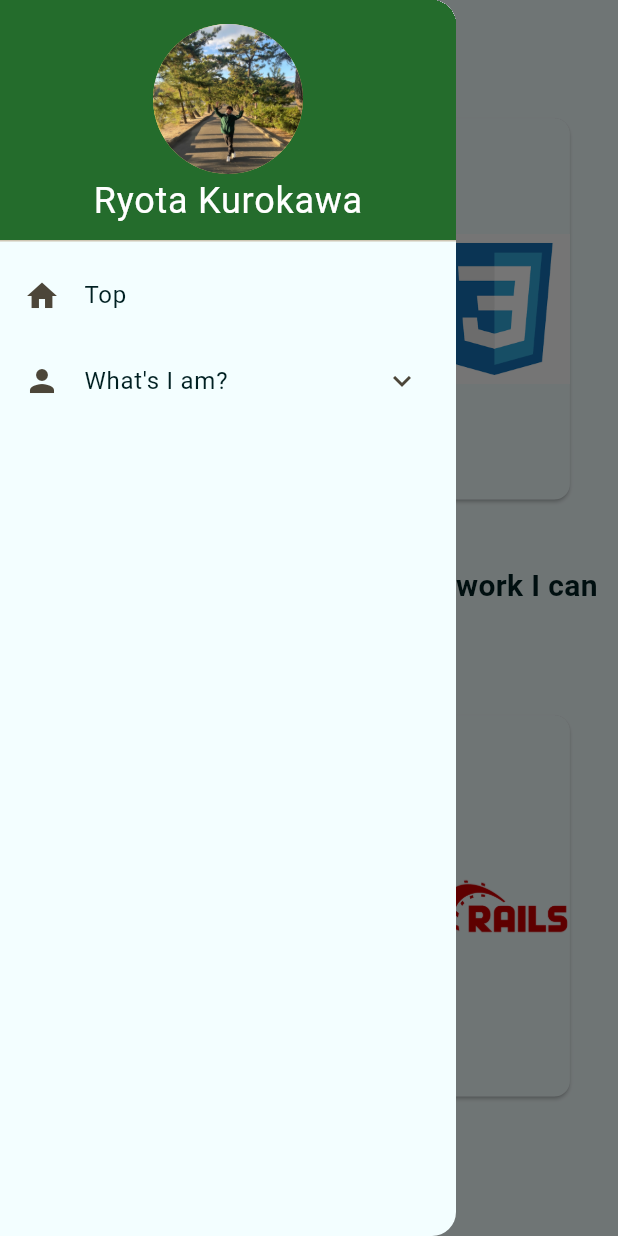
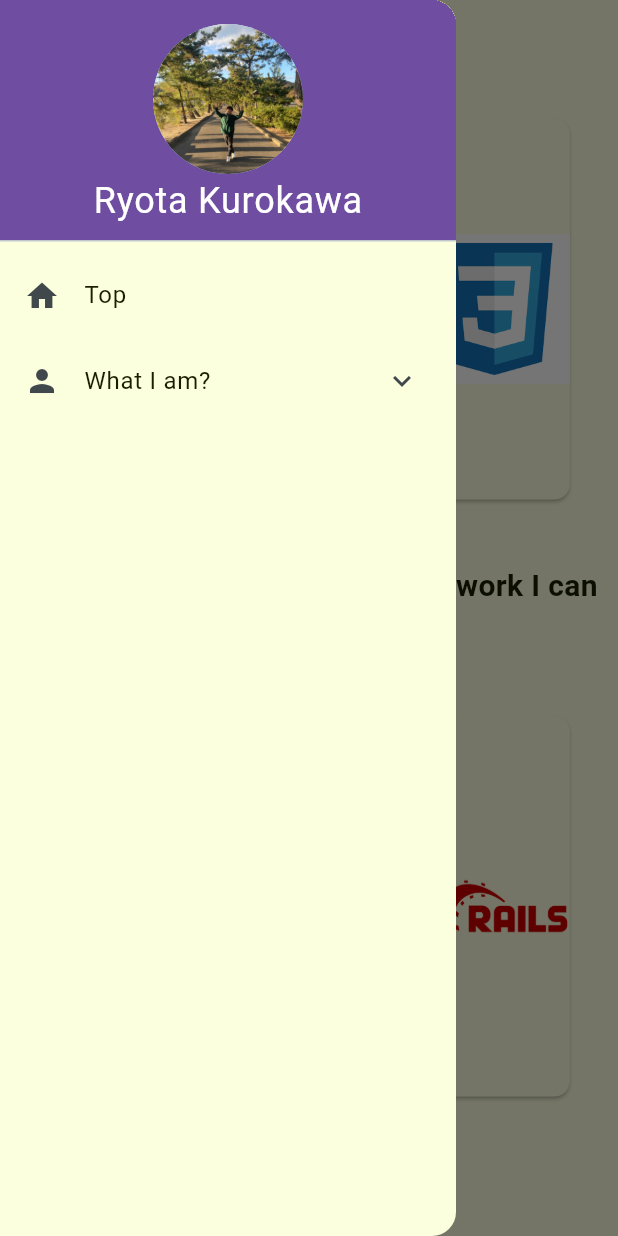
Before and after one commit to Ryota-Kurokawa/Portfolio, a Flutter app: the MySkillPage screen opened by its route, with the side drawer open, on a phone screen of 412 x 824 dp. Run offline on Flutter 3.47's test engine with Material 3 defaults, Android fonts, the phone set to English and light mode, and no system bars; drawn by our look-alikes of carousel_slider; our stand-ins replace go_router.

Commit message:
文法修正

```diff
--- a/lib/main.dart
+++ b/lib/main.dart
@@ -14,6 +14,7 @@ class MyPortfolio extends StatelessWidget {
     return MaterialApp.router(
       debugShowCheckedModeBanner: false,
       theme: ThemeData(useMaterial3: true, colorScheme: lightColorScheme),
+      darkTheme: ThemeData(useMaterial3: true, colorScheme: darkColorScheme),
       routerConfig: myRouter,
     );
   }
--- a/lib/presentation/comopnent/drower.dart
+++ b/lib/presentation/comopnent/drower.dart
@@ -37,7 +37,7 @@ class ManageDrawer extends StatelessWidget {
             },
           ),
           ExpansionTile(
-            title: const Text("What's I am?"),
+            title: const Text("What I am?"),
             leading: const Icon(Icons.person),
             textColor: Colors.white,
             iconColor: Colors.white,
--- a/lib/presentation/page/my_home_page.dart
+++ b/lib/presentation/page/my_home_page.dart
@@ -14,6 +14,9 @@ class MyHomePage extends StatelessWidget {
         child: Column(
           children: [
             IntroductionCard(),
+            const SizedBox(
+              height: 24,
+            ),
           ],
         ),
       ),
--- a/pubspec.yaml
+++ b/pubspec.yaml
@@ -19,6 +19,7 @@ dependencies:
   url_launcher: ^6.2.3
   url_launcher_web: ^2.2.3
   carousel_slider: ^4.2.1
+  shimmer: ^3.0.0
 
 dev_dependencies:
   flutter_test:
```
Also changed, not shown: images/KC3.jpg (added), images/cat.JPG (added), images/okinawa.jpeg (added), images/vol2.jpg (added), lib/color_schemes.g.dart, pubspec.lock, 2 other files.
